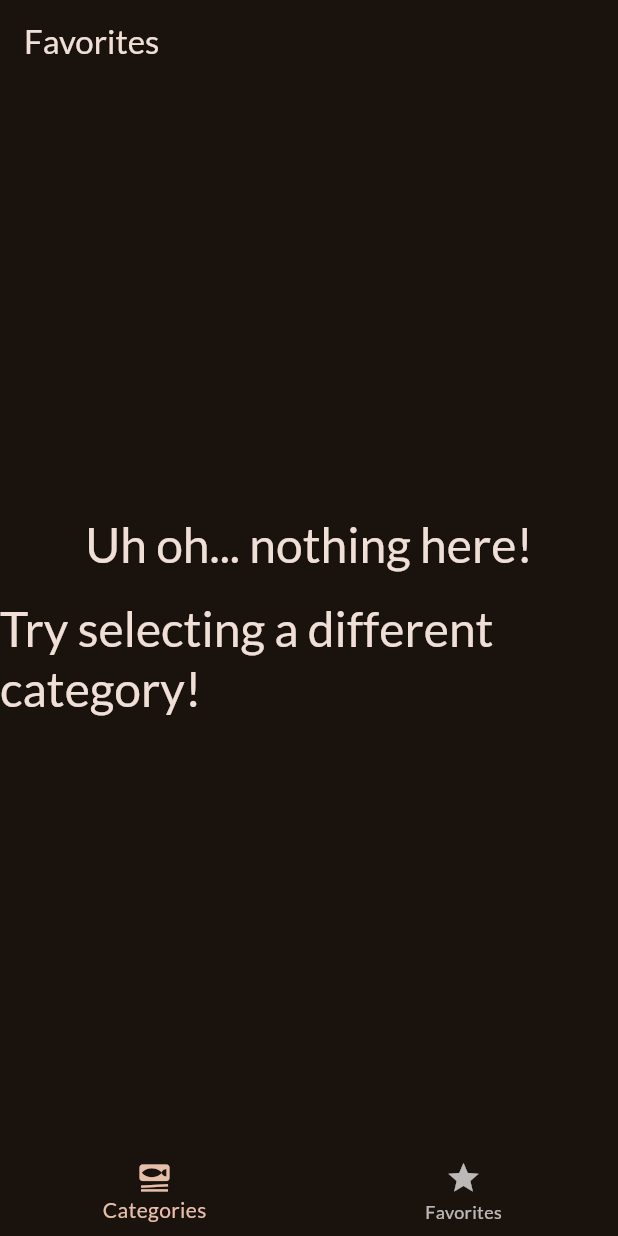
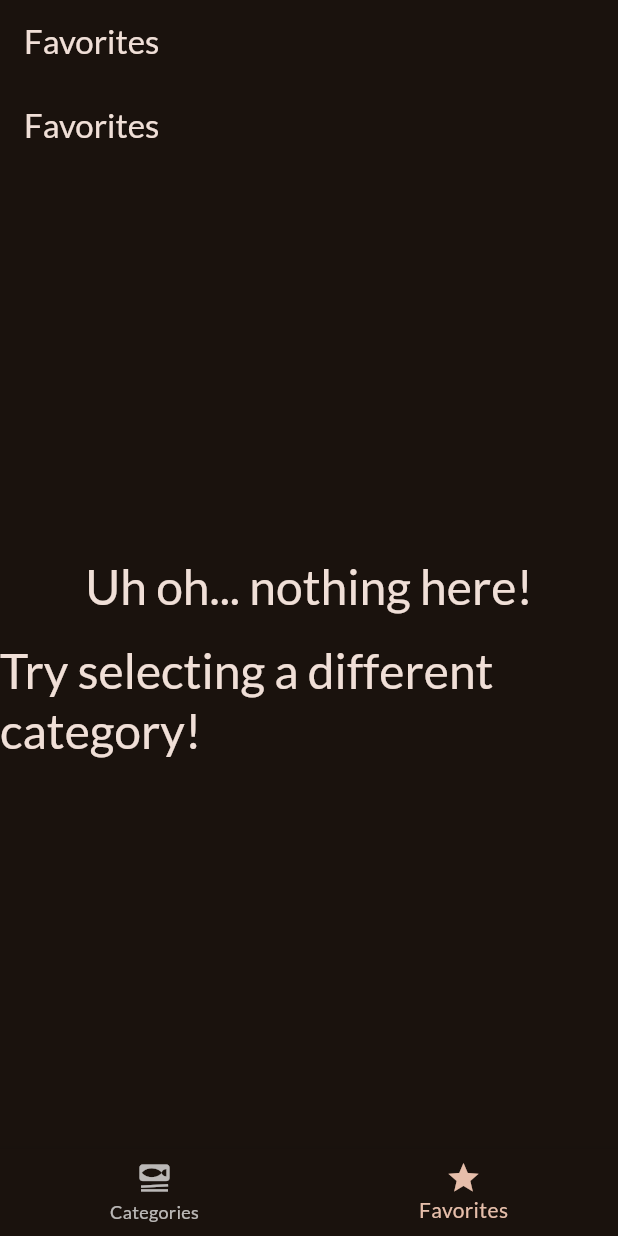
Before and after one commit to hiep1810/flutter_meals, a Flutter app: the screen it shows after launch, item 2 of the bottom bar chosen, on a phone screen of 412 x 824 dp. Run offline on Flutter 3.47's test engine with Material 3 defaults, Android fonts, the phone set to English and light mode, and no system bars; our stand-ins replace google_fonts, transparent_image.

Commit message:
fix: appbar display issue

```diff
--- a/lib/screens/categories.dart
+++ b/lib/screens/categories.dart
@@ -26,9 +26,6 @@ class CategoriesScreen extends StatelessWidget {
   @override
   Widget build(BuildContext context) {
     return Scaffold(
-      appBar: AppBar(
-        title: const Text('Pick your category'),
-      ),
       body: GridView(
         gridDelegate: const SliverGridDelegateWithFixedCrossAxisCount(
           crossAxisCount: 2,
--- a/lib/screens/meals.dart
+++ b/lib/screens/meals.dart
@@ -6,12 +6,12 @@ import 'package:meals/screens/meal_details.dart';
 class MealsScreen extends StatelessWidget {
   const MealsScreen({
     super.key,
-    required this.title,
+    this.title,
     required this.meals,
     required this.onToggleFavorite,
   });
 
-  final String title;
+  final String? title;
   final List<Meal> meals;
   final void Function(Meal meal) onToggleFavorite;
   //====== LISTENERS ======
@@ -55,11 +55,18 @@ class MealsScreen extends StatelessWidget {
             ),
           );
 
-    return Scaffold(
-      appBar: AppBar(
-        title: Text(title),
-      ),
-      body: content,
-    );
+    if (title == null) {
+      return Scaffold(
+        body: content,
+      );
+    }
+    else {
+      return Scaffold(
+        appBar: AppBar(
+          title: Text(title!),
+        ),
+        body: content,
+      );
+    }
   }
 }
--- a/lib/screens/tabs.dart
+++ b/lib/screens/tabs.dart
@@ -47,6 +47,7 @@ class _TabsScreenState extends State<TabsScreen> {
 
   @override
   Widget build(BuildContext context) {
+    var activePageTitle = 'Categories';
     Widget activePage = CategoriesScreen(onToggleFavorite: _toggleFavorite);
 
     if (_selectedIndex == 1) {
@@ -54,10 +55,15 @@ class _TabsScreenState extends State<TabsScreen> {
           title: 'Favorites',
           meals: _favoriteMeals,
           onToggleFavorite: _toggleFavorite);
+      activePageTitle = 'Favorites';
     }
 
     return Scaffold(
+      appBar: AppBar(
+        title: Text(activePageTitle),
+      ),
       bottomNavigationBar: BottomNavigationBar(
+        currentIndex: _selectedIndex,
         onTap: _selectPage,
         items: const [
           BottomNavigationBarItem(
```
